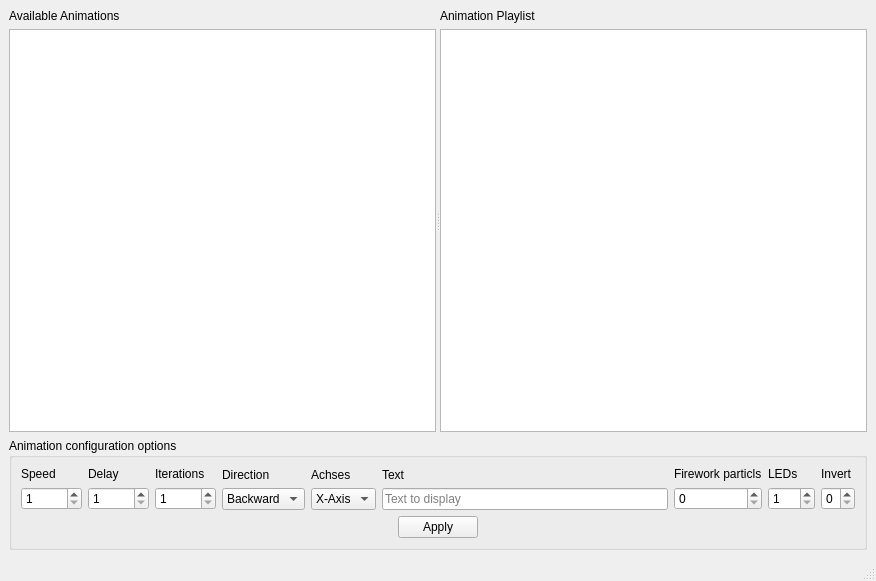
Before: the Qt Designer form src/gui/MainWindow.ui in casch-at/ledcc, drawn with Qt 5.
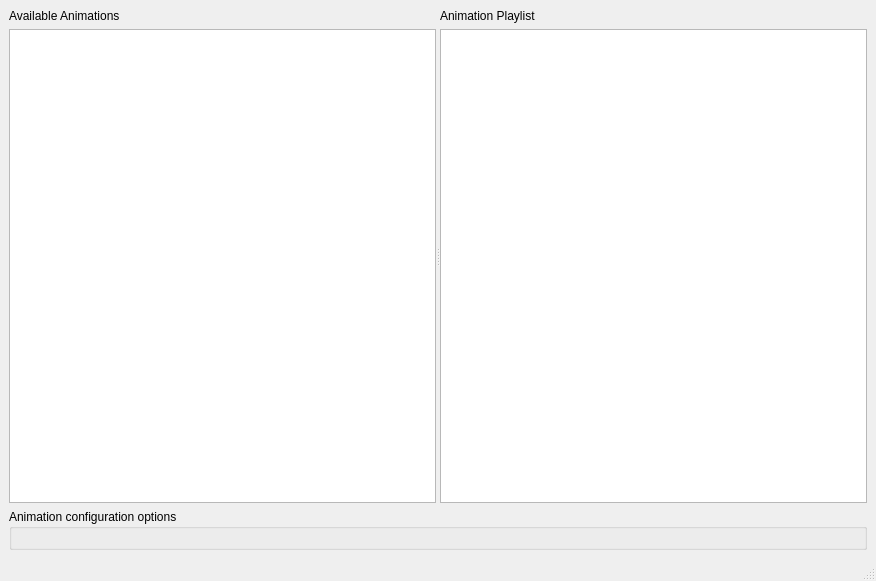
After: the same form once the commit is applied. Custom widgets are drawn as their Qt base class.

Commit message: Created a own class with form for the Animation Option Groupbox

Diff of the .ui file:
```diff
--- a/src/gui/MainWindow.ui
+++ b/src/gui/MainWindow.ui
@@ -69,245 +69,7 @@
       <property name="title">
        <string>Animation configuration options</string>
       </property>
-      <layout class="QGridLayout" name="gridLayout">
-       <item row="0" column="0">
-        <layout class="QHBoxLayout" name="horizontalLayout">
-         <item>
-          <layout class="QVBoxLayout" name="verticalLayout_7">
-           <item>
-            <widget class="QLabel" name="speedL">
-             <property name="text">
-              <string>Speed</string>
-             </property>
-            </widget>
-           </item>
-           <item>
-            <widget class="QSpinBox" name="speedSB">
-             <property name="minimum">
-              <number>1</number>
-             </property>
-             <property name="maximum">
-              <number>10000</number>
-             </property>
-            </widget>
-           </item>
-          </layout>
-         </item>
-         <item>
-          <layout class="QVBoxLayout" name="verticalLayout_8">
-           <item>
-            <widget class="QLabel" name="delayLabel">
-             <property name="text">
-              <string>Delay</string>
-             </property>
-            </widget>
-           </item>
-           <item>
-            <widget class="QSpinBox" name="delaySB">
-             <property name="minimum">
-              <number>1</number>
-             </property>
-             <property name="maximum">
-              <number>10000</number>
-             </property>
-            </widget>
-           </item>
-          </layout>
-         </item>
-         <item>
-          <layout class="QVBoxLayout" name="verticalLayout_5">
-           <item>
-            <widget class="QLabel" name="iterationsL">
-             <property name="text">
-              <string>Iterations</string>
-             </property>
-            </widget>
-           </item>
-           <item>
-            <widget class="QSpinBox" name="iterationsSB">
-             <property name="minimum">
-              <number>1</number>
-             </property>
-             <property name="maximum">
-              <number>10000</number>
-             </property>
-            </widget>
-           </item>
-          </layout>
-         </item>
-         <item>
-          <layout class="QVBoxLayout" name="verticalLayout_3">
-           <item>
-            <widget class="QLabel" name="directionL">
-             <property name="text">
-              <string>Direction</string>
-             </property>
-            </widget>
-           </item>
-           <item>
-            <widget class="QComboBox" name="directionCB">
-             <item>
-              <property name="text">
-               <string>Backward</string>
-              </property>
-             </item>
-             <item>
-              <property name="text">
-               <string>Forward</string>
-              </property>
-             </item>
-            </widget>
-           </item>
-          </layout>
-         </item>
-         <item>
-          <layout class="QVBoxLayout" name="verticalLayout_4">
-           <item>
-            <widget class="QLabel" name="achsesL">
-             <property name="text">
-              <string>Achses</string>
-             </property>
-            </widget>
-           </item>
-           <item>
-            <widget class="QComboBox" name="achsesCB">
-             <item>
-              <property name="text">
-               <string>X-Axis</string>
-              </property>
-             </item>
-             <item>
-              <property name="text">
-               <string>Y-Axis</string>
-              </property>
-             </item>
-             <item>
-              <property name="text">
-               <string>Z-Axis</string>
-              </property>
-             </item>
-            </widget>
-           </item>
-          </layout>
-         </item>
-         <item>
-          <layout class="QVBoxLayout" name="verticalLayout">
-           <item>
-            <widget class="QLabel" name="textAnimationL">
-             <property name="text">
-              <string>Text</string>
-             </property>
-            </widget>
-           </item>
-           <item>
-            <widget class="QLineEdit" name="textAnimationLE">
-             <property name="maxLength">
-              <number>50</number>
-             </property>
-             <property name="placeholderText">
-              <string>Text to display</string>
-             </property>
-            </widget>
-           </item>
-          </layout>
-         </item>
-         <item>
-          <layout class="QVBoxLayout" name="verticalLayout_2">
-           <item>
-            <widget class="QLabel" name="fireworkParticlL">
-             <property name="text">
-              <string>Firework particls</string>
-             </property>
-            </widget>
-           </item>
-           <item>
-            <widget class="QSpinBox" name="fireworkParticlSB"/>
-           </item>
-          </layout>
-         </item>
-         <item>
-          <layout class="QVBoxLayout" name="verticalLayout_6">
-           <item>
-            <widget class="QLabel" name="ledsL">
-             <property name="text">
-              <string>LEDs</string>
-             </property>
-            </widget>
-           </item>
-           <item>
-            <widget class="QSpinBox" name="ledsSB">
-             <property name="minimum">
-              <number>1</number>
-             </property>
-             <property name="maximum">
-              <number>512</number>
-             </property>
-            </widget>
-           </item>
-          </layout>
-         </item>
-         <item>
-          <layout class="QVBoxLayout" name="verticalLayout_9">
-           <item>
-            <widget class="QLabel" name="invertL">
-             <property name="text">
-              <string>Invert</string>
-             </property>
-            </widget>
-           </item>
-           <item>
-            <widget class="QSpinBox" name="invertSB">
-             <property name="toolTip">
-              <string>Um zu invertieren setze den Wert auf 1</string>
-             </property>
-             <property name="maximum">
-              <number>1</number>
-             </property>
-            </widget>
-           </item>
-          </layout>
-         </item>
-        </layout>
-       </item>
-       <item row="1" column="0">
-        <layout class="QHBoxLayout" name="horizontalLayout_2">
-         <item>
-          <spacer name="horizontalSpacer">
-           <property name="orientation">
-            <enum>Qt::Horizontal</enum>
-           </property>
-           <property name="sizeHint" stdset="0">
-            <size>
-             <width>40</width>
-             <height>20</height>
-            </size>
-           </property>
-          </spacer>
-         </item>
-         <item>
-          <widget class="QPushButton" name="applyPB">
-           <property name="text">
-            <string>Apply</string>
-           </property>
-          </widget>
-         </item>
-         <item>
-          <spacer name="horizontalSpacer_2">
-           <property name="orientation">
-            <enum>Qt::Horizontal</enum>
-           </property>
-           <property name="sizeHint" stdset="0">
-            <size>
-             <width>40</width>
-             <height>20</height>
-            </size>
-           </property>
-          </spacer>
-         </item>
-        </layout>
-       </item>
-      </layout>
-      <zorder></zorder>
+      <layout class="QGridLayout" name="gridLayout"/>
      </widget>
     </item>
    </layout>
@@ -335,6 +97,12 @@
    <extends>QListWidget</extends>
    <header>AnimationPlayListWidget.hpp</header>
   </customwidget>
+  <customwidget>
+   <class>AnimationOptionsGroupBox</class>
+   <extends>QGroupBox</extends>
+   <header>AnimationOptionsGroupBox.hpp</header>
+   <container>1</container>
+  </customwidget>
  </customwidgets>
  <resources/>
  <connections/>
```
Left out of the diff: 2 changed lines with no effect on the pictures. The commit also changes 10 other files.
